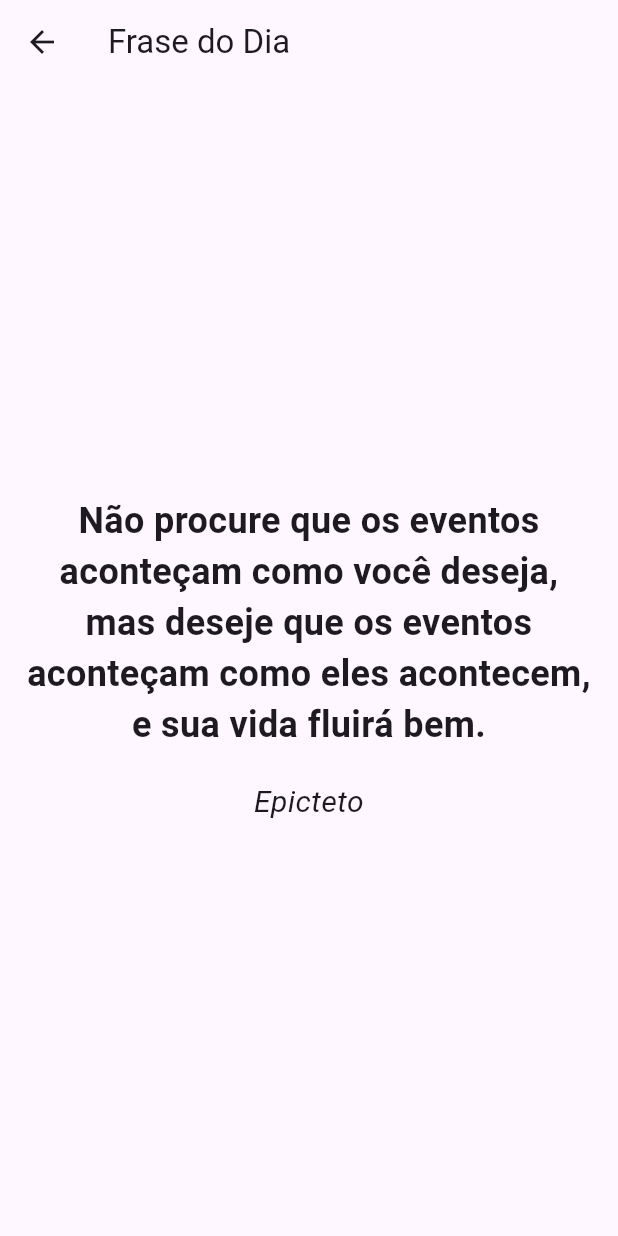
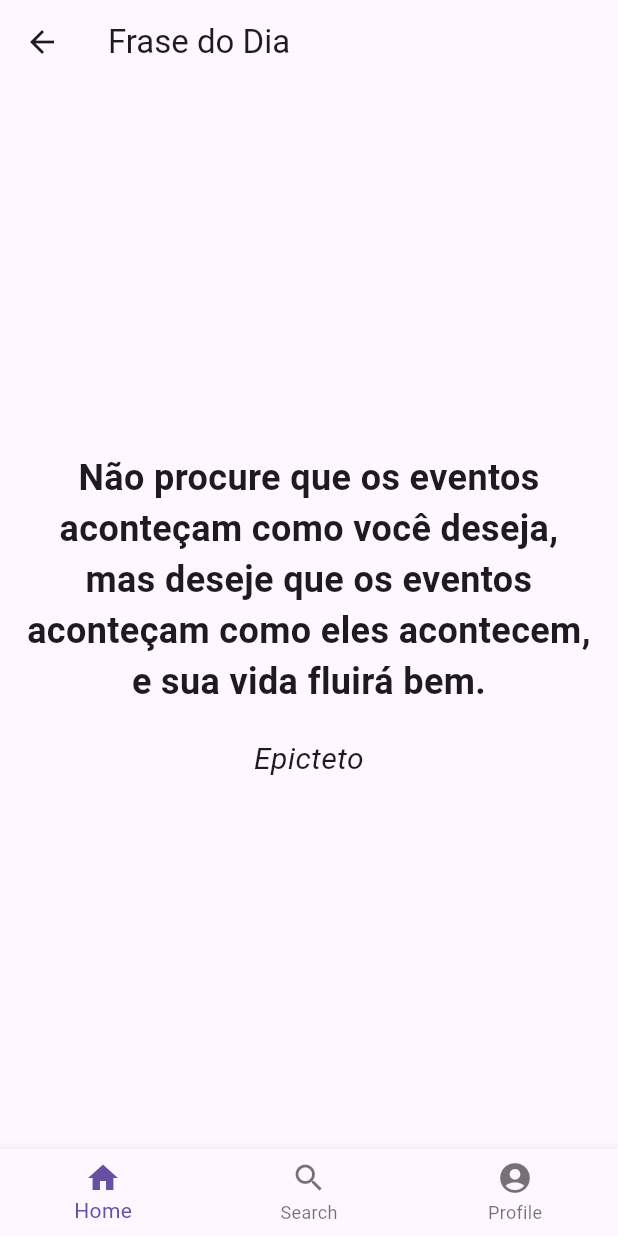
Before and after one commit to FelipeAngeli/projeto_estoico, a Flutter app: the FraseDoDiaPage screen opened by its route, on a phone screen of 412 x 824 dp. Run offline on Flutter 3.47's test engine with Material 3 defaults, Android fonts, the phone set to English and light mode, and no system bars; our stand-ins replace flutter_bloc, flutter_modular.

Commit message:
custom page e rotas

```diff
--- a/lib/app/app_widget.dart
+++ b/lib/app/app_widget.dart
@@ -7,6 +7,7 @@ class AppWidget extends StatelessWidget {
   @override
   Widget build(BuildContext context) {
     return MaterialApp.router(
+      debugShowCheckedModeBanner: false,
       title: 'Seu Título de Aplicativo',
       routeInformationParser: Modular.routeInformationParser,
       routerDelegate: Modular.routerDelegate,
--- /dev/null
+++ b/lib/app/pages/frase/controller/frase_controller.dart
@@ -0,0 +1,13 @@
+import 'package:flutter_modular/flutter_modular.dart';
+import 'package:projeto_estoico/app/bloc/estoicismo_bloc.dart';
+import 'package:projeto_estoico/app/bloc/estoicismo_event.dart';
+
+class FraseDoDiaController {
+  final EstoicismoBloc _estoicismoBloc = Modular.get<EstoicismoBloc>();
+
+  void loadFrasesEstoicas() {
+    _estoicismoBloc.add(LoadEstoicismo());
+  }
+
+  EstoicismoBloc get bloc => _estoicismoBloc;
+}
--- a/lib/app/pages/frase_dia_page.dart
+++ b/lib/app/pages/frase/frase_dia_page.dart
@@ -5,6 +5,8 @@ import 'package:projeto_estoico/app/bloc/estoicismo_bloc.dart';
 import 'package:projeto_estoico/app/bloc/estoicismo_event.dart';
 import 'package:projeto_estoico/app/bloc/estoicismo_state.dart';
 import 'package:projeto_estoico/app/model/estoicimsmo_model.dart';
+import 'package:projeto_estoico/app/pages/frase/controller/frase_controller.dart';
+import 'package:projeto_estoico/app/utils/components/bottom_bar_custom.dart';
 
 class FraseDoDiaPage extends StatefulWidget {
   const FraseDoDiaPage({super.key});
@@ -14,12 +16,14 @@ class FraseDoDiaPage extends StatefulWidget {
 }
 
 class _FraseDoDiaPageState extends State<FraseDoDiaPage> {
+  final FraseDoDiaController controller = Modular.get<FraseDoDiaController>();
   final EstoicismoBloc estoicismoBloc = Modular.get<EstoicismoBloc>();
 
   @override
   void initState() {
     super.initState();
     estoicismoBloc.add(LoadEstoicismo());
+    controller.loadFrasesEstoicas();
   }
 
   @override
@@ -29,7 +33,7 @@ class _FraseDoDiaPageState extends State<FraseDoDiaPage> {
         title: const Text('Frase do Dia'),
       ),
       body: BlocConsumer<EstoicismoBloc, EstoicismoState>(
-        bloc: estoicismoBloc,
+        bloc: controller.bloc,
         listener: (context, state) {
           if (state is EstoicismoError) {
             ScaffoldMessenger.of(context).showSnackBar(
@@ -70,6 +74,7 @@ class _FraseDoDiaPageState extends State<FraseDoDiaPage> {
           }
         },
       ),
+      bottomNavigationBar: const BottomBarCustom(),
     );
   }
 }
--- /dev/null
+++ b/lib/app/utils/components/bottom_bar_custom.dart
@@ -0,0 +1,47 @@
+import 'package:flutter/material.dart';
+import 'package:flutter_modular/flutter_modular.dart';
+
+class BottomBarCustom extends StatefulWidget {
+  const BottomBarCustom({super.key});
+
+  @override
+  State<BottomBarCustom> createState() => _BottomBarCustomState();
+}
+
+class _BottomBarCustomState extends State<BottomBarCustom> {
+  int _selectedIndex = 0;
+
+  final List<String> _routes = [
+    '/home', // Rota para HomePage
+    '/fraseDia', // Rota para FraseDoDiaPage
+    '/profile', // Substitua '/profile' pela rota para a sua página de perfil
+  ];
+  void _onItemTapped(int index) {
+    setState(() {
+      _selectedIndex = index;
+    });
+    Modular.to.navigate(_routes[index]);
+  }
+
+  @override
+  Widget build(BuildContext context) {
+    return BottomNavigationBar(
+      items: const <BottomNavigationBarItem>[
+        BottomNavigationBarItem(
+          icon: Icon(Icons.home),
+          label: 'Home',
+        ),
+        BottomNavigationBarItem(
+          icon: Icon(Icons.search),
+          label: 'Search',
+        ),
+        BottomNavigationBarItem(
+          icon: Icon(Icons.account_circle),
+          label: 'Profile',
+        ),
+      ],
+      currentIndex: _selectedIndex,
+      onTap: _onItemTapped,
+    );
+  }
+}
--- /dev/null
+++ b/lib/app/utils/custom_color.dart
@@ -0,0 +1,5 @@
+import 'package:flutter/material.dart';
+
+class CustomColor {
+  static Color backgroundColor = const Color(0xFFF2F2F2);
+}
--- a/pubspec.yaml
+++ b/pubspec.yaml
@@ -64,6 +64,7 @@ flutter:
   # To add assets to your application, add an assets section, like this:
   assets:
     - assets/estoicismo.json
+    - assets/image/
   #   - images/a_dot_ham.jpeg
 
   # An image asset can refer to one or more resolution-specific "variants", see
```
Also changed, not shown: lib/app/app_module.dart (+10 -4 lines), lib/app/pages/home/controller/home_controller.dart (added, +11 -0 lines), lib/app/pages/home/home_page.dart (added, +59 -0 lines), lib/app/pages/home_page.dart (deleted, +0 -48 lines), lib/app/pages/splash/splash_page.dart (added, +43 -0 lines), lib/app/utils/components/app_bar_custom.dart (added, +30 -0 lines), assets/image/logo.png (added), assets/image/logo.svg (added).
